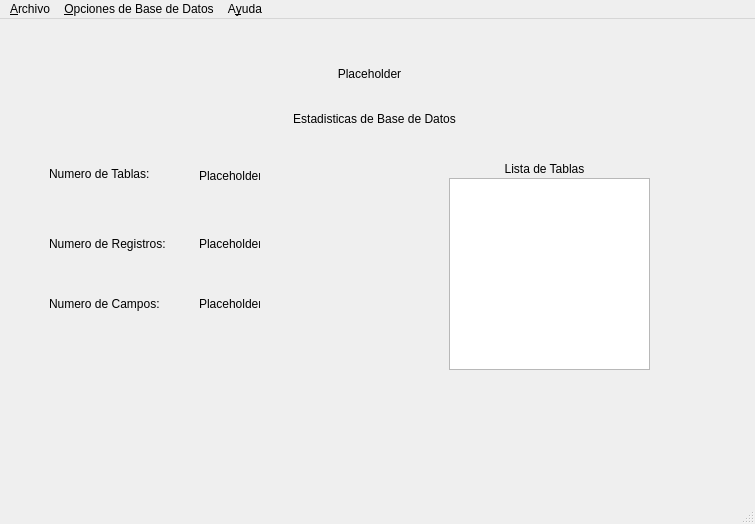
The window that mwindow.ui (jcespinoza/JCs_Access) describes before a commit, drawn with Qt 5.
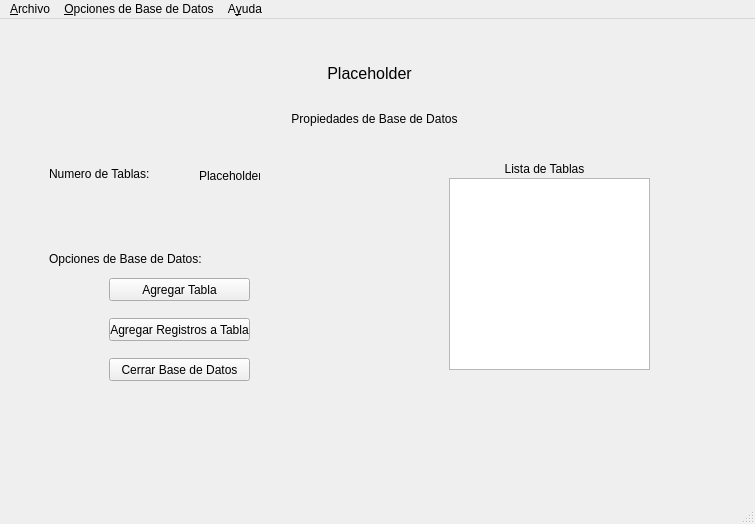
The same window after the commit. The open tabs and pages were chosen to show the change.

What changed in the file:
```diff
--- a/mwindow.ui
+++ b/mwindow.ui
@@ -154,7 +154,7 @@
        </rect>
       </property>
       <property name="text">
-       <string>Estadisticas de Base de Datos</string>
+       <string>Propiedades de Base de Datos</string>
       </property>
       <property name="alignment">
        <set>Qt::AlignCenter</set>
@@ -173,19 +173,6 @@
        <string>Numero de Tablas:</string>
       </property>
      </widget>
-     <widget class="QLabel" name="label_3">
-      <property name="geometry">
-       <rect>
-        <x>40</x>
-        <y>180</y>
-        <width>141</width>
-        <height>31</height>
-       </rect>
-      </property>
-      <property name="text">
-       <string>Numero de Registros:</string>
-      </property>
-     </widget>
      <widget class="QLabel" name="label_6">
       <property name="geometry">
        <rect>
@@ -202,19 +189,6 @@
        <set>Qt::AlignCenter</set>
       </property>
      </widget>
-     <widget class="QLabel" name="label_7">
-      <property name="geometry">
-       <rect>
-        <x>40</x>
-        <y>240</y>
-        <width>141</width>
-        <height>31</height>
-       </rect>
-      </property>
-      <property name="text">
-       <string>Numero de Campos:</string>
-      </property>
-     </widget>
      <widget class="QLabel" name="lbDataBaseName">
       <property name="geometry">
        <rect>
@@ -224,6 +198,11 @@
         <height>31</height>
        </rect>
       </property>
+      <property name="font">
+       <font>
+        <pointsize>12</pointsize>
+       </font>
+      </property>
       <property name="text">
        <string>Placeholder</string>
       </property>
@@ -244,32 +223,6 @@
        <string>Placeholder</string>
       </property>
      </widget>
-     <widget class="QLabel" name="lbNumberOfRecords">
-      <property name="geometry">
-       <rect>
-        <x>190</x>
-        <y>180</y>
-        <width>61</width>
-        <height>31</height>
-       </rect>
-      </property>
-      <property name="text">
-       <string>Placeholder</string>
-      </property>
-     </widget>
-     <widget class="QLabel" name="lbNumberOfFields">
-      <property name="geometry">
-       <rect>
-        <x>190</x>
-        <y>240</y>
-        <width>61</width>
-        <height>31</height>
-       </rect>
-      </property>
-      <property name="text">
-       <string>Placeholder</string>
-      </property>
-     </widget>
      <widget class="QListWidget" name="lwTablesList">
       <property name="geometry">
        <rect>
@@ -278,6 +231,168 @@
         <width>201</width>
         <height>192</height>
        </rect>
+      </property>
+     </widget>
+     <widget class="QPushButton" name="pbAddTable">
+      <property name="geometry">
+       <rect>
+        <x>100</x>
+        <y>230</y>
+        <width>141</width>
+        <height>23</height>
+       </rect>
+      </property>
+      <property name="text">
+       <string>Agregar Tabla</string>
+      </property>
+     </widget>
+     <widget class="QPushButton" name="pbAddRecords">
+      <property name="geometry">
+       <rect>
+        <x>100</x>
+        <y>270</y>
+        <width>141</width>
+        <height>23</height>
+       </rect>
+      </property>
+      <property name="text">
+       <string>Agregar Registros a Tabla</string>
+      </property>
+     </widget>
+     <widget class="QLabel" name="label_8">
+      <property name="geometry">
+       <rect>
+        <x>40</x>
+        <y>200</y>
+        <width>251</width>
+        <height>21</height>
+       </rect>
+      </property>
+      <property name="text">
+       <string>Opciones de Base de Datos:</string>
+      </property>
+      <property name="alignment">
+       <set>Qt::AlignLeading|Qt::AlignLeft|Qt::AlignVCenter</set>
+      </property>
+     </widget>
+     <widget class="QPushButton" name="pbAddTable_2">
+      <property name="geometry">
+       <rect>
+        <x>100</x>
+        <y>310</y>
+        <width>141</width>
+        <height>23</height>
+       </rect>
+      </property>
+      <property name="text">
+       <string>Cerrar Base de Datos</string>
+      </property>
+     </widget>
+    </widget>
+    <widget class="QWidget" name="pgNewTable">
+     <widget class="QPushButton" name="pbDiscardFieldDefinition">
+      <property name="geometry">
+       <rect>
+        <x>80</x>
+        <y>410</y>
+        <width>121</width>
+        <height>23</height>
+       </rect>
+      </property>
+      <property name="text">
+       <string>Descartar Cambios</string>
+      </property>
+     </widget>
+     <widget class="QPushButton" name="pbAcceptFieldDefinition">
+      <property name="geometry">
+       <rect>
+        <x>510</x>
+        <y>420</y>
+        <width>121</width>
+        <height>23</height>
+       </rect>
+      </property>
+      <property name="text">
+       <string>Guardar Definicion</string>
+      </property>
+     </widget>
+     <widget class="QTableWidget" name="twFieldsDefinition">
+      <property name="geometry">
+       <rect>
+        <x>50</x>
+        <y>70</y>
+        <width>611</width>
+        <height>221</height>
+       </rect>
+      </property>
+      <property name="editTriggers">
+       <set>QAbstractItemView::NoEditTriggers</set>
+      </property>
+      <attribute name="horizontalHeaderDefaultSectionSize">
+       <number>150</number>
+      </attribute>
+      <attribute name="horizontalHeaderMinimumSectionSize">
+       <number>150</number>
+      </attribute>
+      <attribute name="verticalHeaderDefaultSectionSize">
+       <number>25</number>
+      </attribute>
+      <attribute name="verticalHeaderMinimumSectionSize">
+       <number>30</number>
+      </attribute>
+      <column>
+       <property name="text">
+        <string>Tipo</string>
+       </property>
+      </column>
+      <column>
+       <property name="text">
+        <string>Longitud Maxima</string>
+       </property>
+      </column>
+      <column>
+       <property name="text">
+        <string>Es Llave?</string>
+       </property>
+      </column>
+      <column>
+       <property name="text">
+        <string>Etiqueta del Campo</string>
+       </property>
+      </column>
+     </widget>
+     <widget class="QLabel" name="label_3">
+      <property name="geometry">
+       <rect>
+        <x>195</x>
+        <y>30</y>
+        <width>301</width>
+        <height>20</height>
+       </rect>
+      </property>
+      <property name="font">
+       <font>
+        <pointsize>12</pointsize>
+       </font>
+      </property>
+      <property name="text">
+       <string>Definicion de Campos</string>
+      </property>
+      <property name="alignment">
+       <set>Qt::AlignCenter</set>
+      </property>
+     </widget>
+     <widget class="QPushButton" name="pbAddField">
+      <property name="geometry">
+       <rect>
+        <x>300</x>
+        <y>310</y>
+        <width>131</width>
+        <height>23</height>
+       </rect>
+      </property>
+      <property name="text">
+       <string>Agregar Campo</string>
       </property>
      </widget>
     </widget>
```
Left out of the diff: 2 changed lines with no effect on the pictures.
